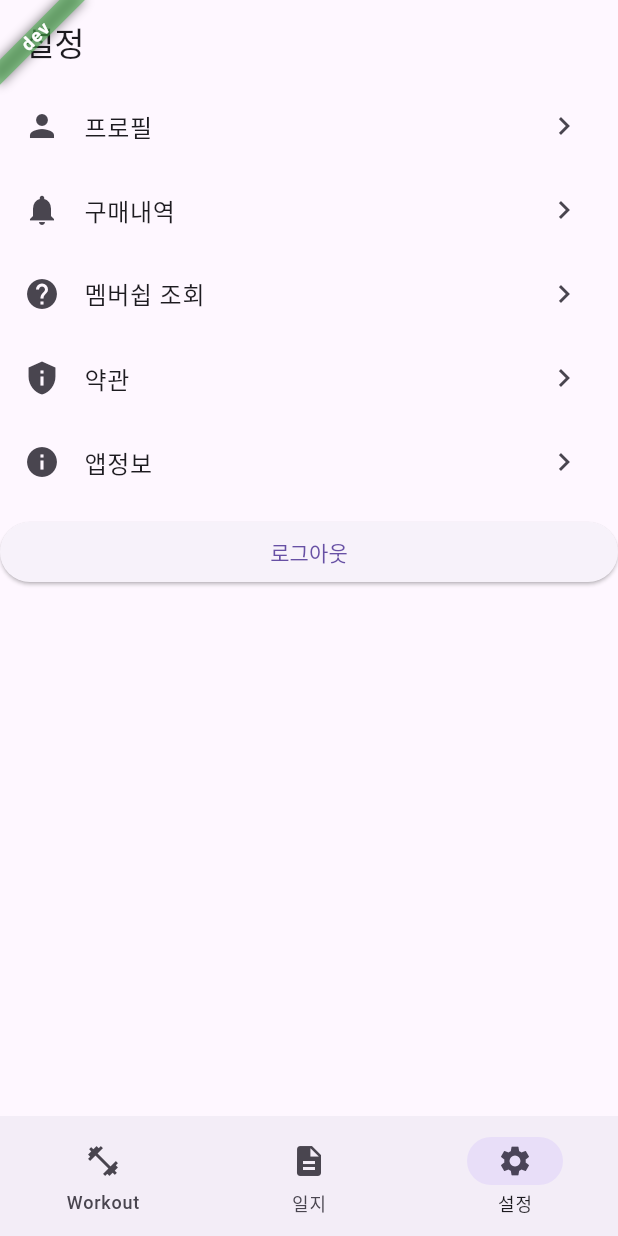
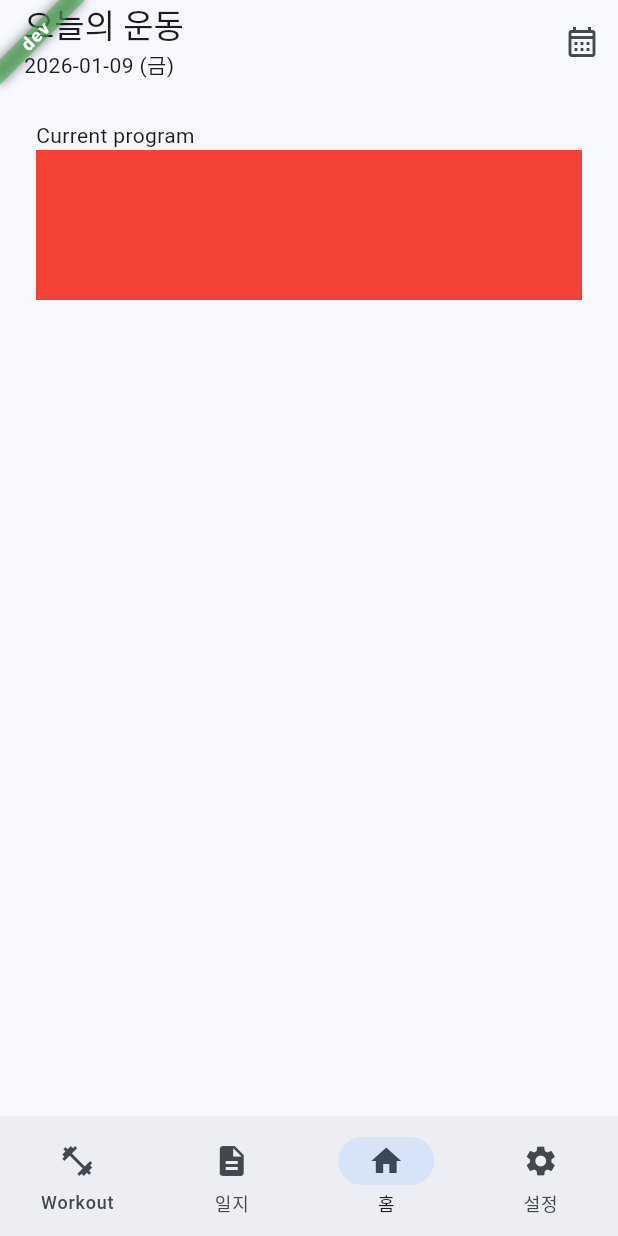
Before and after one commit to hyroxseouldev/clyr-mobile, a Flutter app: the screen it shows once a user with an empty profile is signed in, item 3 of the bottom bar chosen, on a phone screen of 412 x 824 dp. Run offline on Flutter 3.47's test engine with Material 3 defaults, Android fonts, the light colour scheme and no system bars; our stand-ins replace envied, flutter_form_builder, flutter_hooks, flutter_html, flutter_riverpod, flutter_secure_storage and 8 more; accounts and stored records are empty; generated files the repository leaves out were written again.

Commit message:
Implement theme management and update navigation structure; add home route and enhance empty state handling in paginated list view.

```diff
--- a/lib/src/app.dart
+++ b/lib/src/app.dart
@@ -1,4 +1,5 @@
 import 'package:clyr_mobile/src/core/router/router_provider.dart';
+import 'package:clyr_mobile/src/core/theme/theme.dart';
 import 'package:clyr_mobile/src/shared/default_layout.dart';
 import 'package:flutter/material.dart';
 import 'package:clyr_mobile/flavors.dart';
@@ -11,9 +12,22 @@ class App extends ConsumerWidget {
   @override
   Widget build(BuildContext context, WidgetRef ref) {
     final router = ref.watch(routerProvider);
+
+    // 테마 모드 감시
+    final themeModeAsync = ref.watch(themeModeProvider);
+
+    // 현재 테마 모드 결정 (로딩/에러 시 시스템 기본값)
+    final themeMode = themeModeAsync.when(
+      data: (mode) => mode,
+      loading: () => ThemeMode.system,
+      error: (_, __) => ThemeMode.system,
+    );
+
     return MaterialApp.router(
       title: F.title,
-      theme: ThemeData(primarySwatch: Colors.blue),
+      theme: AppTheme.lightTheme,
+      darkTheme: AppTheme.darkTheme,
+      themeMode: themeMode,
       localizationsDelegates: const [
         GlobalMaterialLocalizations.delegate,
         GlobalWidgetsLocalizations.delegate,
--- a/lib/src/core/router/router_path.dart
+++ b/lib/src/core/router/router_path.dart
@@ -1,11 +1,13 @@
 class RoutePaths {
   static const String splash = '/';
+  static const String home = '/home';
   static const String login = '/login';
   static const String signup = '/signup';
   static const String workout = '/workout';
   static const String workoutStartDateSetup = '/workout/start-date-setup';
   static const String workoutProgramDetail = '/workout/program/:id';
-  static const String workoutProgramLogCreate = '/workout/program/:id/workout-log-create';
+  static const String workoutProgramLogCreate =
+      '/workout/program/:id/workout-log-create';
   static const String workoutLog = '/workout/log';
   static const String workoutLogCreate = '/workout/log/create';
   static const String workoutLogDetail = '/workout/log/detail';
--- a/lib/src/core/router/router_provider.dart
+++ b/lib/src/core/router/router_provider.dart
@@ -4,6 +4,7 @@ import 'package:clyr_mobile/src/feature/auth/presentation/view/login_view.dart';
 import 'package:clyr_mobile/src/feature/auth/presentation/view/signup_view.dart';
 import 'package:clyr_mobile/src/feature/auth/presentation/view/splash_view.dart';
 import 'package:clyr_mobile/src/feature/auth/presentation/view/user_profile_view.dart';
+import 'package:clyr_mobile/src/feature/home/presentation/view/home_view.dart';
 import 'package:clyr_mobile/src/feature/settings/presentation/view/app_info_view.dart';
 import 'package:clyr_mobile/src/feature/settings/presentation/view/membership_view.dart';
 import 'package:clyr_mobile/src/feature/settings/presentation/view/purchase_history_view.dart';
@@ -64,6 +65,10 @@ GoRouter router(Ref ref) {
       ShellRoute(
         builder: (context, state, child) => MainNavigation(child: child),
         routes: [
+          GoRoute(
+            path: RoutePaths.home,
+            builder: (context, state) => const HomeView(),
+          ),
           GoRoute(
             path: RoutePaths.workout,
             builder: (context, state) => const WorkoutView(),
--- /dev/null
+++ b/lib/src/core/theme/app_theme.dart
@@ -0,0 +1,50 @@
+import 'package:flutter/material.dart';
+
+/// 애플리케이션 테마 정의
+///
+/// Material 3 디자인 시스템을 기반으로 라이트/다크 테마 제공
+class AppTheme {
+  AppTheme._();
+
+  /// 라이트 테마
+  static ThemeData get lightTheme {
+    return ThemeData(
+      useMaterial3: true,
+      brightness: Brightness.light,
+      colorScheme: ColorScheme.fromSeed(
+        seedColor: Colors.blue,
+        brightness: Brightness.light,
+      ),
+      appBarTheme: const AppBarTheme(centerTitle: true, elevation: 0),
+      cardTheme: CardThemeData(
+        elevation: 2,
+        shape: RoundedRectangleBorder(borderRadius: BorderRadius.circular(12)),
+      ),
+      inputDecorationTheme: InputDecorationTheme(
+        border: OutlineInputBorder(borderRadius: BorderRadius.circular(8)),
+        filled: true,
+      ),
+    );
+  }
+
+  /// 다크 테마
+  static ThemeData get darkTheme {
+    return ThemeData(
+      useMaterial3: true,
+      brightness: Brightness.dark,
+      colorScheme: ColorScheme.fromSeed(
+        seedColor: Colors.blue,
+        brightness: Brightness.dark,
+      ),
+      appBarTheme: const AppBarTheme(centerTitle: true, elevation: 0),
+      cardTheme: CardThemeData(
+        elevation: 2,
+        shape: RoundedRectangleBorder(borderRadius: BorderRadius.circular(12)),
+      ),
+      inputDecorationTheme: InputDecorationTheme(
+        border: OutlineInputBorder(borderRadius: BorderRadius.circular(8)),
+        filled: true,
+      ),
+    );
+  }
+}
--- /dev/null
+++ b/lib/src/feature/home/presentation/view/home_view.dart
@@ -0,0 +1,53 @@
+import 'package:flutter_hooks/flutter_hooks.dart';
+import 'package:hooks_riverpod/hooks_riverpod.dart';
+import 'package:flutter/material.dart';
+import 'package:intl/intl.dart';
+
+class HomeView extends HookConsumerWidget {
+  const HomeView({super.key});
+  static const String routeName = 'home';
+
+  @override
+  Widget build(BuildContext context, WidgetRef ref) {
+    final today = useState<DateTime>(DateTime.now());
+    return Scaffold(
+      appBar: AppBar(
+        title: Column(
+          crossAxisAlignment: CrossAxisAlignment.start,
+          children: [
+            const Text('오늘의 운동'),
+            Text(
+              DateFormat('yyyy-MM-dd (E)', 'ko').format(today.value),
+              style: Theme.of(context).textTheme.bodyMedium,
+            ),
+          ],
+        ),
+
+        centerTitle: false,
+        actions: [
+          IconButton(
+            onPressed: () {},
+            icon: const Icon(Icons.calendar_month_outlined),
+          ),
+        ],
+      ),
+
+      body: SafeArea(
+        child: Padding(
+          padding: const EdgeInsets.all(24),
+          child: Column(
+            crossAxisAlignment: CrossAxisAlignment.stretch,
+            children: [
+              // 가로로 스크롤 되는 날짜 선택 위젯
+              Text('Current program'),
+              // 현재 등록된 프로그램의 이름과 설명이 나오고 클릭하면 바텀시트에 내가 가지고 있는 프로그램 목록이 나옴
+              Container(height: 100, width: double.infinity, color: Colors.red),
+
+              // 운동 세션 내용
+            ],
+          ),
+        ),
+      ),
+    );
+  }
+}
--- a/lib/src/feature/settings/presentation/view/settings_view.dart
+++ b/lib/src/feature/settings/presentation/view/settings_view.dart
@@ -1,4 +1,5 @@
 import 'package:clyr_mobile/src/core/router/router_path.dart';
+import 'package:clyr_mobile/src/core/theme/theme.dart';
 import 'package:clyr_mobile/src/feature/auth/presentation/widget/singout_button.dart';
 import 'package:flutter/material.dart';
 import 'package:hooks_riverpod/hooks_riverpod.dart';
@@ -45,6 +46,11 @@ class SettingView extends HookConsumerWidget {
       appBar: AppBar(title: const Text('설정')),
       body: ListView(
         children: [
+          // 테마 설정
+          const ThemeModeToggle(),
+          const Divider(height: 32),
+
+          // 기존 메뉴들
           ...settingMenus.map(
             (menu) => ListTile(
               leading: Icon(menu.icon),
--- a/lib/src/shared/widgets/main_navigation.dart
+++ b/lib/src/shared/widgets/main_navigation.dart
@@ -11,7 +11,8 @@ class MainNavigation extends StatelessWidget {
     final location = GoRouterState.of(context).uri.path;
     final currentIndex = switch (location) {
       final p when p.startsWith('/workout/log') => 1,
-      final p when p.startsWith('/settings') => 2,
+      final p when p.startsWith('/home') => 2,
+      final p when p.startsWith('/settings') => 3,
       _ => 0,
     };
 
@@ -23,7 +24,8 @@ class MainNavigation extends StatelessWidget {
           final route = switch (index) {
             0 => '/workout',
             1 => '/workout/log',
-            2 => '/settings',
+            2 => '/home',
+            3 => '/settings',
             _ => '/workout',
           };
           context.go(route);
@@ -33,10 +35,8 @@ class MainNavigation extends StatelessWidget {
             icon: Icon(Icons.fitness_center),
             label: 'Workout',
           ),
-          NavigationDestination(
-            icon: Icon(Icons.description),
-            label: '일지',
-          ),
+          NavigationDestination(icon: Icon(Icons.description), label: '일지'),
+          NavigationDestination(icon: Icon(Icons.home), label: '홈'),
           NavigationDestination(icon: Icon(Icons.settings), label: '설정'),
         ],
       ),
```
Also changed, not shown: lib/src/core/pagination/paginated_list_view.dart (+36 -11 lines), lib/src/core/theme/theme.dart (added, +8 -0 lines), lib/src/core/theme/theme_mode_provider.dart (added, +63 -0 lines), lib/src/core/theme/widgets/theme_mode_toggle.dart (added, +136 -0 lines), lib/src/feature/workout/presentation/view/workout_log_view.dart (+14 -2 lines), lib/src/core/router/router_provider.g.dart, lib/src/core/theme/theme_mode_provider.g.dart (added), 1 other file.
